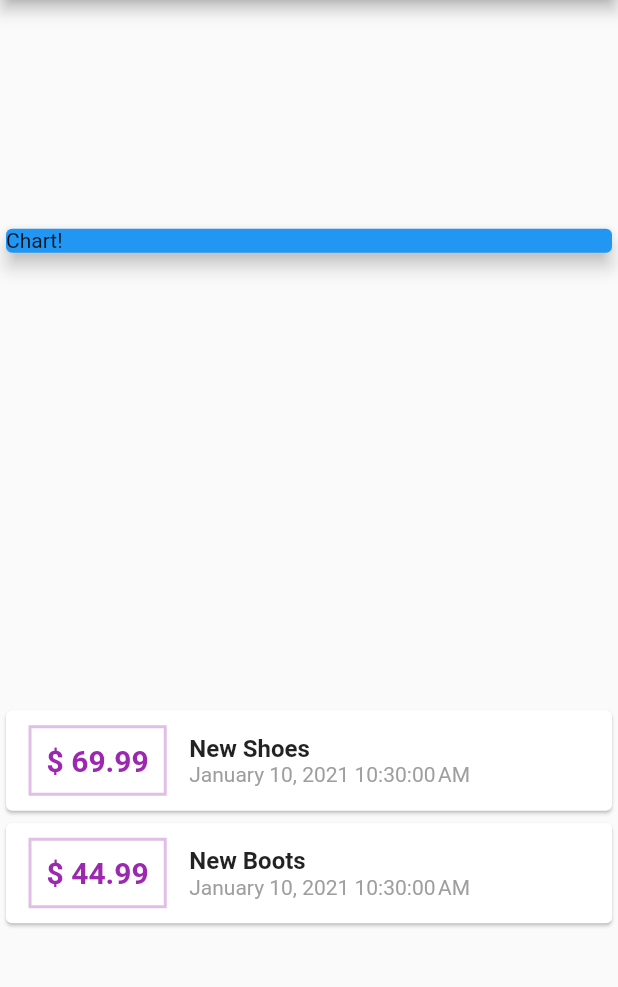
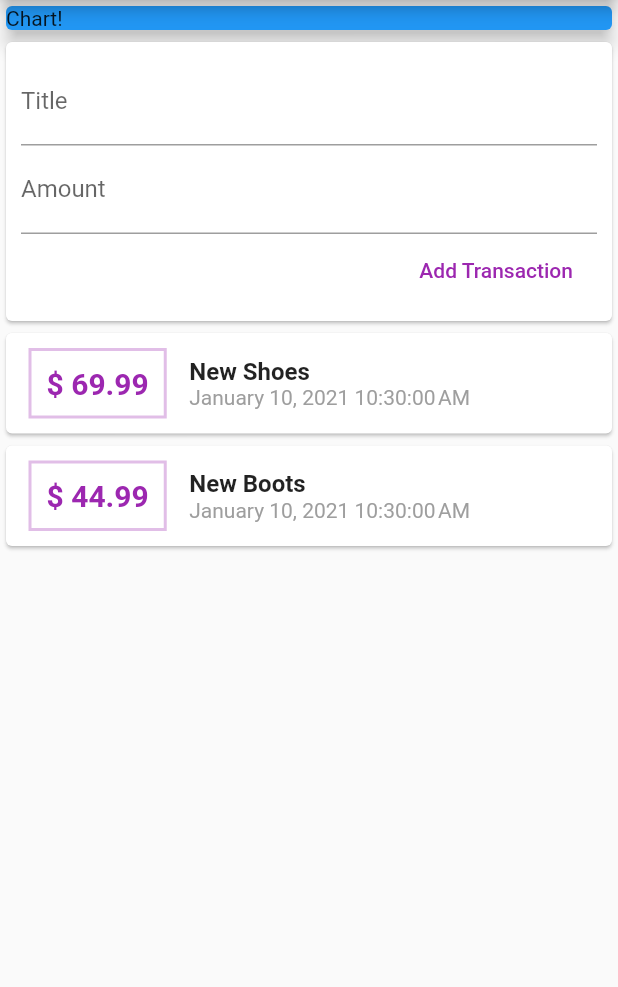
Before and after one commit to arunmopare/flutter-expence-manager, a Flutter app: the screen it shows after launch, on a phone screen of 412 x 824 dp, the part 84-1071 px from its top. Run offline on Flutter 3.47's test engine with Material 2 defaults, Android fonts, the phone set to English and light mode, and no system bars.

Commit message:
added input fileds and submit button to add a transactopn

```diff
--- a/lib/main.dart
+++ b/lib/main.dart
@@ -39,7 +39,7 @@ class MyHomePage extends StatelessWidget {
           title: Text("Expence Manager"),
         ),
         body: Column(
-          mainAxisAlignment: MainAxisAlignment.spaceAround,
+          // mainAxisAlignment: MainAxisAlignment.start,
           crossAxisAlignment: CrossAxisAlignment.stretch,
           children: <Widget>[
             Container(
@@ -48,6 +48,30 @@ class MyHomePage extends StatelessWidget {
                 color: Colors.blue,
                 child: Text("Chart!"),
                 elevation: 5,
+              ),
+            ),
+            Card(
+              child: Container(
+                padding: EdgeInsets.all(10),
+                child: Column(
+                  crossAxisAlignment:
+                      CrossAxisAlignment.end,
+                  children: <Widget>[
+                    TextField(
+                      decoration: InputDecoration(
+                          labelText: 'Title'),
+                    ),
+                    TextField(
+                      decoration: InputDecoration(
+                          labelText: 'Amount'),
+                    ),
+                    FlatButton(
+                      child: Text('Add Transaction'),
+                      textColor: Colors.purple,
+                      onPressed: () {},
+                    )
+                  ],
+                ),
               ),
             ),
             Column(
```
